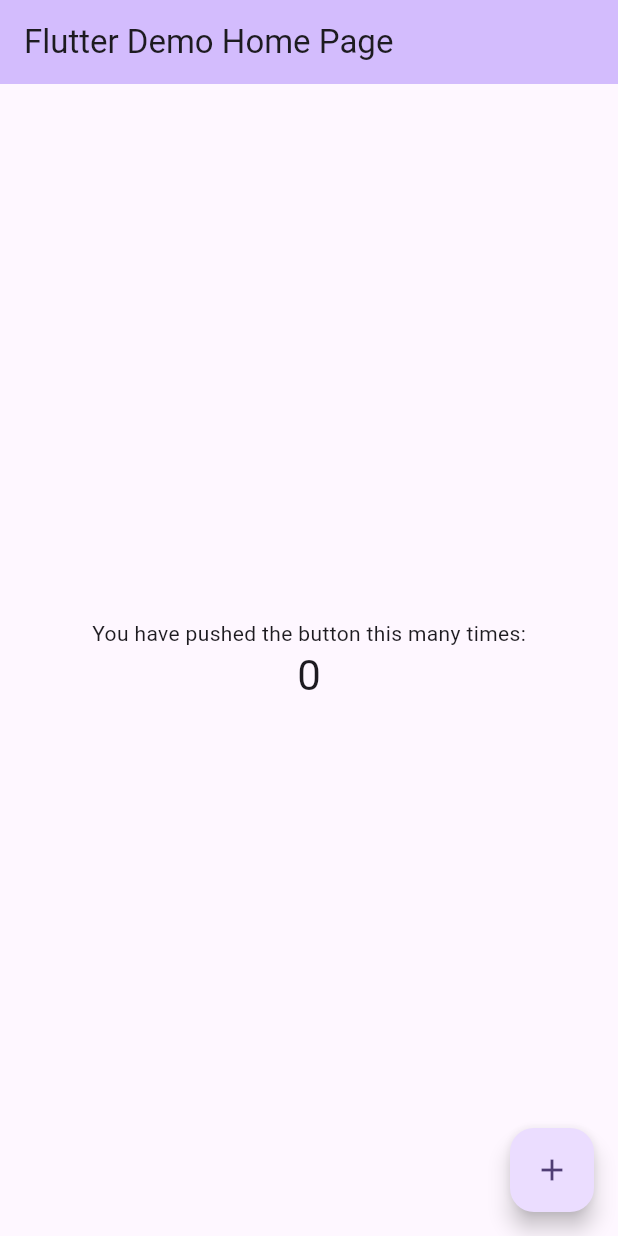
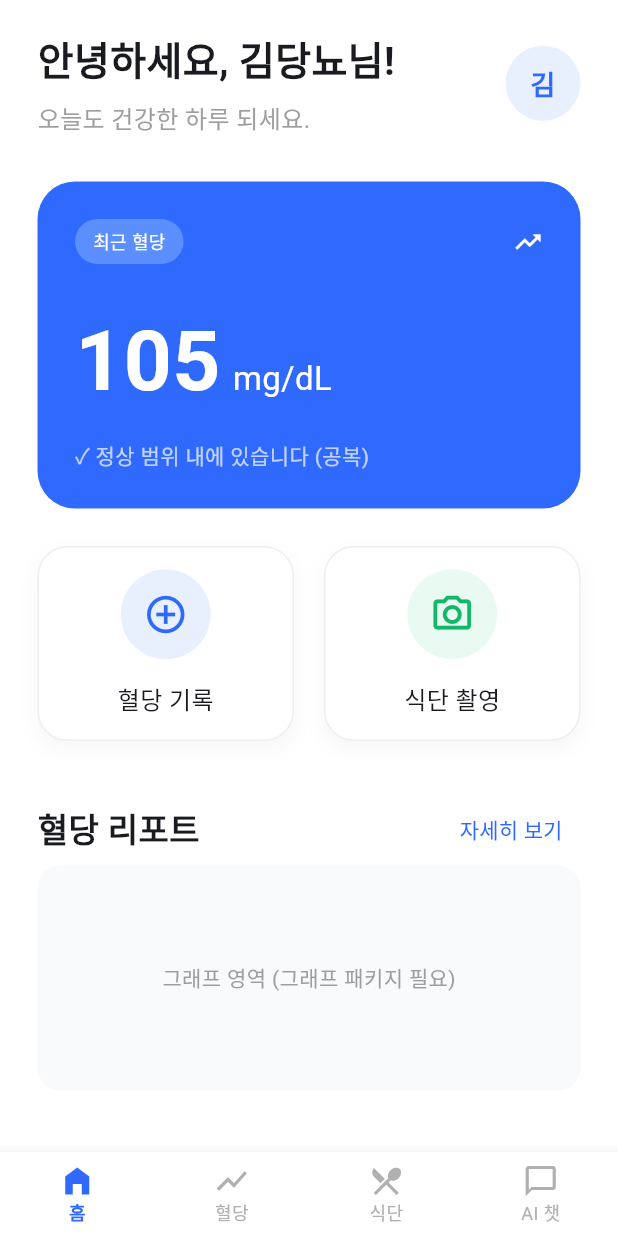
Before and after one commit to kit-capstone-dangdang/dangdang-app, a Flutter app: the screen it shows after launch, on a phone screen of 412 x 824 dp. Run offline on Flutter 3.47's test engine with Material 3 defaults, Android fonts, the phone set to English and light mode, and no system bars.

Commit message:
메인화면업로드

```diff
--- /dev/null
+++ b/lib/camera_screen.dart
@@ -0,0 +1,53 @@
+import 'package:flutter/material.dart';
+
+class CameraScreen extends StatelessWidget {
+  const CameraScreen({super.key});
+
+  @override
+  Widget build(BuildContext context) {
+    return Scaffold(
+      // 1. 뒤로가기 버튼이 있는 앱바
+      appBar: AppBar(
+        title: const Text('음식 촬영'),
+        backgroundColor: Colors.grey[200],
+      ),
+      // 2. 카메라 화면을 시뮬레이션하는 영역
+      body: Stack(
+        children: [
+          // 진짜 카메라 화면 대신 회색 배경으로 표시
+          Container(color: Colors.black.withOpacity(0.8)),
+          const Center(
+            child: Text(
+              '카메라 화면이 나타납니다.',
+              style: TextStyle(color: Colors.white, fontSize: 18),
+            ),
+          ),
+
+          // 3. 하단 촬영 버튼 바
+          Align(
+            alignment: Alignment.bottomCenter,
+            child: Container(
+              padding: const EdgeInsets.all(30),
+              color: Colors.black.withOpacity(0.5),
+              child: Row(
+                mainAxisAlignment: MainAxisAlignment.center,
+                children: [
+                  // 가짜 촬영 버튼 (동그라미)
+                  Container(
+                    width: 70,
+                    height: 70,
+                    decoration: BoxDecoration(
+                      color: Colors.white,
+                      shape: BoxShape.circle,
+                      border: Border.all(color: Colors.grey, width: 5),
+                    ),
+                  ),
+                ],
+              ),
+            ),
+          ),
+        ],
+      ),
+    );
+  }
+}
--- /dev/null
+++ b/lib/home_dashboard.dart
@@ -0,0 +1,259 @@
+import 'package:flutter/material.dart';
+import 'camera_screen.dart';
+
+class HomeDashboard extends StatelessWidget {
+  const HomeDashboard({super.key});
+
+  // '식단 촬영' 버튼을 눌렀을 때 하단 바텀 시트를 띄우는 함수
+  void _showDietCaptureBottomSheet(BuildContext context) {
+    showModalBottomSheet(
+      context: context,
+      isScrollControlled: true, // 바텀 시트 높이 조절 가능하게
+      backgroundColor: Colors.transparent, // 배경을 투명하게 해서 둥근 모서리 표현
+      builder: (BuildContext context) {
+        return Container(
+          // 둥근 모서리 디자인
+          decoration: const BoxDecoration(
+            color: Colors.white,
+            borderRadius: BorderRadius.only(
+              topLeft: Radius.circular(30),
+              topRight: Radius.circular(30),
+            ),
+          ),
+          padding: const EdgeInsets.symmetric(horizontal: 20, vertical: 15),
+          child: Column(
+            mainAxisSize: MainAxisSize.min, // 내용물 크기에 맞춤
+            children: [
+              // 1. 하단 시트 손잡이 (작은 회색 바)
+              Container(
+                width: 40,
+                height: 5,
+                decoration: BoxDecoration(
+                  color: Colors.grey[300],
+                  borderRadius: BorderRadius.circular(5),
+                ),
+              ),
+              const SizedBox(height: 30),
+
+              // 2. 카메라로 촬영하기 버튼 (핵심 디자인 - image_6.png 파란색 버튼)
+              ElevatedButton.icon(
+                onPressed: () {
+                  Navigator.pop(context);
+
+                  Navigator.push(
+                    context,
+                    MaterialPageRoute(builder: (context) => const CameraScreen()),
+                  );
+                },
+                icon: const Icon(Icons.camera_alt, color: Colors.white, size: 24),
+                label: const Text('카메라로 촬영하기', style: TextStyle(color: Colors.white, fontSize: 18, fontWeight: FontWeight.bold)),
+                style: ElevatedButton.styleFrom(
+                  backgroundColor: const Color(0xFF2F69FE), // 파란색
+                  minimumSize: const Size(double.infinity, 60), // 가로 가득, 세로 60
+                  shape: RoundedRectangleBorder(borderRadius: BorderRadius.circular(15)),
+                  elevation: 5, // 그림자
+                ),
+              ),
+              const SizedBox(height: 15),
+
+              // 3. 갤러리에서 선택하기 버튼 (image_6.png 연한색 버튼)
+              ElevatedButton.icon(
+                onPressed: () {
+                  // TODO: 갤러리 열기 기능 구현 예정
+                  Navigator.pop(context); // 시트 닫기
+                  ScaffoldMessenger.of(context).showSnackBar(const SnackBar(content: Text('갤러리를 엽니다.')));
+                },
+                icon: const Icon(Icons.add, color: Color(0xFF555555), size: 24),
+                label: const Text('갤러리에서 선택하기', style: TextStyle(color: Color(0xFF555555), fontSize: 18)),
+                style: ElevatedButton.styleFrom(
+                  backgroundColor: const Color(0xFFF2F4F7), // 연한 회색
+                  minimumSize: const Size(double.infinity, 60),
+                  shape: RoundedRectangleBorder(borderRadius: BorderRadius.circular(15)),
+                  elevation: 0,
+                ),
+              ),
+              const SizedBox(height: 15),
+            ],
+          ),
+        );
+      },
+    );
+  }
+
+  @override
+  Widget build(BuildContext context) {
+    return Scaffold(
+      backgroundColor: Colors.white,
+      appBar: AppBar(
+        backgroundColor: Colors.white,
+        elevation: 0,
+        toolbarHeight: 0, // AppBar 영역을 없애고 body에 직접 구현
+      ),
+      body: SingleChildScrollView(
+        padding: const EdgeInsets.symmetric(horizontal: 25, vertical: 20),
+        child: Column(
+          crossAxisAlignment: CrossAxisAlignment.start,
+          children: [
+            // 1. 헤더 영역 (안녕하세요...)
+            Row(
+              mainAxisAlignment: MainAxisAlignment.spaceBetween,
+              children: [
+                const Column(
+                  crossAxisAlignment: CrossAxisAlignment.start,
+                  children: [
+                    Text(
+                      '안녕하세요, 김당뇨님!',
+                      style: TextStyle(fontSize: 26, fontWeight: FontWeight.bold),
+                    ),
+                    SizedBox(height: 8),
+                    Text(
+                      '오늘도 건강한 하루 되세요.',
+                      style: TextStyle(fontSize: 16, color: Colors.grey),
+                    ),
+                  ],
+                ),
+                // 프로필 아이콘 (김)
+                CircleAvatar(
+                  radius: 25,
+                  backgroundColor: const Color(0xFFE8F0FE),
+                  child: const Text('김', style: TextStyle(color: Color(0xFF2F69FE), fontSize: 18, fontWeight: FontWeight.bold)),
+                ),
+              ],
+            ),
+            const SizedBox(height: 30),
+
+            // 2. 혈당 카드
+            Container(
+              padding: const EdgeInsets.all(25),
+              decoration: BoxDecoration(
+                color: const Color(0xFF2F69FE), // 파란색 배경
+                borderRadius: BorderRadius.circular(25),
+              ),
+              child: Column(
+                crossAxisAlignment: CrossAxisAlignment.start,
+                children: [
+                  Row(
+                    mainAxisAlignment: MainAxisAlignment.spaceBetween,
+                    children: [
+                      Container(
+                        padding: const EdgeInsets.symmetric(horizontal: 12, vertical: 6),
+                        decoration: BoxDecoration(
+                          color: const Color(0xFF5B8EFF), // 좀 더 연한 파란색
+                          borderRadius: BorderRadius.circular(20),
+                        ),
+                        child: const Text('최근 혈당', style: TextStyle(color: Colors.white, fontSize: 12)),
+                      ),
+                      const Icon(Icons.trending_up, color: Colors.white, size: 20),
+                    ],
+                  ),
+                  const SizedBox(height: 25),
+                  const Row(
+                    crossAxisAlignment: CrossAxisAlignment.baseline,
+                    textBaseline: TextBaseline.alphabetic,
+                    children: [
+                      Text(
+                        '105',
+                        style: TextStyle(color: Colors.white, fontSize: 56, fontWeight: FontWeight.bold),
+                      ),
+                      SizedBox(width: 8),
+                      Text(
+                        'mg/dL',
+                        style: TextStyle(color: Colors.white, fontSize: 22),
+                      ),
+                    ],
+                  ),
+                  const SizedBox(height: 12),
+                  const Text(
+                    '✓ 정상 범위 내에 있습니다 (공복)',
+                    style: TextStyle(color: Colors.white70, fontSize: 14),
+                  ),
+                ],
+              ),
+            ),
+            const SizedBox(height: 25),
+
+            // 3. 기록 및 촬영 버튼 영역
+            Row(
+              children: [
+                // 혈당 기록 버튼 (plus icon)
+                _buildActionButton(Icons.add_circle_outline, '혈당 기록', const Color(0xFFE8F0FE), const Color(0xFF2F69FE), () {
+                  ScaffoldMessenger.of(context).showSnackBar(const SnackBar(content: Text('혈당 기록 화면으로 이동합니다.')));
+                }),
+                const SizedBox(width: 20),
+                // 식단 촬영 버튼 (camera icon) - 핵심 기능
+                _buildActionButton(Icons.camera_alt_outlined, '식단 촬영', const Color(0xFFE8FAF1), const Color(0xFF12B76A), () {
+                  // 버튼을 눌렀을 때 하단 시트를 띄움
+                  _showDietCaptureBottomSheet(context);
+                }),
+              ],
+            ),
+            const SizedBox(height: 35),
+
+            // 4. 혈당 리포트 섹션
+            Column(
+              children: [
+                Row(
+                  mainAxisAlignment: MainAxisAlignment.spaceBetween,
+                  children: [
+                    const Text('혈당 리포트', style: TextStyle(fontSize: 22, fontWeight: FontWeight.bold)),
+                    TextButton(onPressed: () {}, child: const Text('자세히 보기', style: TextStyle(color: Color(0xFF2F69FE)))),
+                  ],
+                ),
+                Container(
+                  height: 150,
+                  width: double.infinity,
+                  decoration: BoxDecoration(
+                    color: const Color(0xFFF9FAFB),
+                    borderRadius: BorderRadius.circular(15),
+                  ),
+                  // 임시 그래프 이미지 플레이스홀더
+                  child: const Center(child: Text('그래프 영역 (그래프 패키지 필요)', style: TextStyle(color: Colors.grey))),
+                ),
+              ],
+            ),
+          ],
+        ),
+      ),
+    );
+  }
+
+  // 개별 버튼 생성기 위젯
+  Widget _buildActionButton(IconData icon, String label, Color bgColor, Color iconColor, VoidCallback onTap) {
+    return Expanded(
+      child: GestureDetector(
+        onTap: onTap,
+        child: Container(
+          height: 130,
+          decoration: BoxDecoration(
+            color: Colors.white,
+            borderRadius: BorderRadius.circular(20),
+            border: Border.all(color: Colors.grey[200]!),
+            boxShadow: [
+              BoxShadow(
+                color: Colors.black.withOpacity(0.03),
+                spreadRadius: 1,
+                blurRadius: 10,
+                offset: const Offset(0, 5),
+              ),
+            ],
+          ),
+          child: Column(
+            mainAxisAlignment: MainAxisAlignment.center,
+            children: [
+              Container(
+                padding: const EdgeInsets.all(15),
+                decoration: BoxDecoration(
+                  color: bgColor,
+                  shape: BoxShape.circle,
+                ),
+                child: Icon(icon, size: 30, color: iconColor),
+              ),
+              const SizedBox(height: 15),
+              Text(label, style: const TextStyle(fontSize: 16, fontWeight: FontWeight.w500)),
+            ],
+          ),
+        ),
+      ),
+    );
+  }
+}
--- a/lib/main.dart
+++ b/lib/main.dart
@@ -1,122 +1,24 @@
 import 'package:flutter/material.dart';
+import 'main_navigator.dart';
 
 void main() {
-  runApp(const MyApp());
+  runApp(const DangDangApp());
 }
 
-class MyApp extends StatelessWidget {
-  const MyApp({super.key});
+class DangDangApp extends StatelessWidget {
+  const DangDangApp({super.key});
 
-  // This widget is the root of your application.
   @override
   Widget build(BuildContext context) {
     return MaterialApp(
-      title: 'Flutter Demo',
+      title: '당당하게',
+      debugShowCheckedModeBanner: false,
       theme: ThemeData(
-        // This is the theme of your application.
-        //
-        // TRY THIS: Try running your application with "flutter run". You'll see
-        // the application has a purple toolbar. Then, without quitting the app,
-        // try changing the seedColor in the colorScheme below to Colors.green
-        // and then invoke "hot reload" (save your changes or press the "hot
-        // reload" button in a Flutter-supported IDE, or press "r" if you used
-        // the command line to start the app).
-        //
-        // Notice that the counter didn't reset back to zero; the application
-        // state is not lost during the reload. To reset the state, use hot
-        // restart instead.
-        //
-        // This works for code too, not just values: Most code changes can be
-        // tested with just a hot reload.
-        colorScheme: .fromSeed(seedColor: Colors.deepPurple),
+        colorScheme: ColorScheme.fromSeed(seedColor: const Color(0xFF2F69FE)),
+        useMaterial3: true,
+        scaffoldBackgroundColor: Colors.white,
       ),
-      home: const MyHomePage(title: 'Flutter Demo Home Page'),
+      home: const MainNavigator(),
     );
   }
 }
-
-class MyHomePage extends StatefulWidget {
-  const MyHomePage({super.key, required this.title});
-
-  // This widget is the home page of your application. It is stateful, meaning
-  // that it has a State object (defined below) that contains fields that affect
-  // how it looks.
-
-  // This class is the configuration for the state. It holds the values (in this
-  // case the title) provided by the parent (in this case the App widget) and
-  // used by the build method of the State. Fields in a Widget subclass are
-  // always marked "final".
-
-  final String title;
-
-  @override
-  State<MyHomePage> createState() => _MyHomePageState();
-}
-
-class _MyHomePageState extends State<MyHomePage> {
-  int _counter = 0;
-
-  void _incrementCounter() {
-    setState(() {
-      // This call to setState tells the Flutter framework that something has
-      // changed in this State, which causes it to rerun the build method below
-      // so that the display can reflect the updated values. If we changed
-      // _counter without calling setState(), then the build method would not be
-      // called again, and so nothing would appear to happen.
-      _counter++;
-    });
-  }
-
-  @override
-  Widget build(BuildContext context) {
-    // This method is rerun every time setState is called, for instance as done
-    // by the _incrementCounter method above.
-    //
-    // The Flutter framework has been optimized to make rerunning build methods
-    // fast, so that you can just rebuild anything that needs updating rather
-    // than having to individually change instances of widgets.
-    return Scaffold(
-      appBar: AppBar(
-        // TRY THIS: Try changing the color here to a specific color (to
-        // Colors.amber, perhaps?) and trigger a hot reload to see the AppBar
-        // change color while the other colors stay the same.
-        backgroundColor: Theme.of(context).colorScheme.inversePrimary,
-        // Here we take the value from the MyHomePage object that was created by
-        // the App.build method, and use it to set our appbar title.
-        title: Text(widget.title),
-      ),
-      body: Center(
-        // Center is a layout widget. It takes a single child and positions it
-        // in the middle of the parent.
-        child: Column(
-          // Column is also a layout widget. It takes a list of children and
-          // arranges them vertically. By default, it sizes itself to fit its
-          // children horizontally, and tries to be as tall as its parent.
-          //
-          // Column has various properties to control how it sizes itself and
-          // how it positions its children. Here we use mainAxisAlignment to
-          // center the children vertically; the main axis here is the vertical
-          // axis because Columns are vertical (the cross axis would be
-          // horizontal).
-          //
-          // TRY THIS: Invoke "debug painting" (choose the "Toggle Debug Paint"
-          // action in the IDE, or press "p" in the console), to see the
-          // wireframe for each widget.
-          mainAxisAlignment: .center,
-          children: [
-            const Text('You have pushed the button this many times:'),
-            Text(
-              '$_counter',
-              style: Theme.of(context).textTheme.headlineMedium,
-            ),
-          ],
-        ),
-      ),
-      floatingActionButton: FloatingActionButton(
-        onPressed: _incrementCounter,
-        tooltip: 'Increment',
-        child: const Icon(Icons.add),
-      ),
-    );
-  }
-}
--- /dev/null
+++ b/lib/main_navigator.dart
@@ -0,0 +1,69 @@
+import 'package:flutter/material.dart';
+import 'home_dashboard.dart'; // 우리가 만든 홈 화면 불러오기
+
+class MainNavigator extends StatefulWidget {
+  const MainNavigator({super.key});
+
+  @override
+  State<MainNavigator> createState() => _MainNavigatorState();
+}
+
+class _MainNavigatorState extends State<MainNavigator> {
+  // 현재 선택된 탭의 인덱스 (0: 홈, 1: 혈당, 2: 식단, 3: AI챗)
+  int _selectedIndex = 0;
+
+  // 탭을 눌렀을 때 보여줄 화면들 리스트
+  final List<Widget> _screens = [
+    const HomeDashboard(), // 1. 우리가 만든 메인 홈 화면!
+    const Center(child: Text('혈당 기록 화면이 들어올 자리입니다.', style: TextStyle(fontSize: 18))), // 2. 혈당
+    const Center(child: Text('식단 기록 화면이 들어올 자리입니다.', style: TextStyle(fontSize: 18))), // 3. 식단
+    const Center(child: Text('GlucoCare AI 챗 화면이 들어올 자리입니다.', style: TextStyle(fontSize: 18))), // 4. AI 챗
+  ];
+
+  // 하단 바의 아이콘을 눌렀을 때 실행되는 함수
+  void _onItemTapped(int index) {
+    setState(() {
+      _selectedIndex = index; // 누른 인덱스로 상태 변경
+    });
+  }
+
+  @override
+  Widget build(BuildContext context) {
+    return Scaffold(
+      // 현재 선택된 인덱스에 맞는 화면을 body에 뿌려줍니다.
+      body: _screens[_selectedIndex],
+
+      // 여기가 바로 사진에서 보여주신 하단 위젯바 부분입니다!
+      bottomNavigationBar: BottomNavigationBar(
+        type: BottomNavigationBarType.fixed, // 탭이 4개 이상일 때 움직이지 않도록 고정
+        backgroundColor: Colors.white,
+        currentIndex: _selectedIndex, // 현재 활성화된 탭
+        onTap: _onItemTapped,         // 눌렀을 때 작동할 함수
+        selectedItemColor: const Color(0xFF2F69FE), // 선택됐을 때 색상 (파란색)
+        unselectedItemColor: const Color(0xFFB0B0B0), // 선택 안 됐을 때 색상 (회색)
+        selectedLabelStyle: const TextStyle(fontWeight: FontWeight.bold, fontSize: 12),
+        unselectedLabelStyle: const TextStyle(fontSize: 12),
+
+        // 하단 바에 들어갈 아이템 4개 정의
+        items: const [
+          BottomNavigationBarItem(
+            icon: Icon(Icons.home_filled),
+            label: '홈',
+          ),
+          BottomNavigationBarItem(
+            icon: Icon(Icons.show_chart), // 혈당 느낌의 차트 아이콘
+            label: '혈당',
+          ),
+          BottomNavigationBarItem(
+            icon: Icon(Icons.restaurant_menu), // 식단 느낌의 포크/나이프 아이콘
+            label: '식단',
+          ),
+          BottomNavigationBarItem(
+            icon: Icon(Icons.chat_bubble_outline), // AI챗 느낌의 말풍선 아이콘
+            label: 'AI 챗',
+          ),
+        ],
+      ),
+    );
+  }
+}
```
Also changed, not shown: 1 other file.
